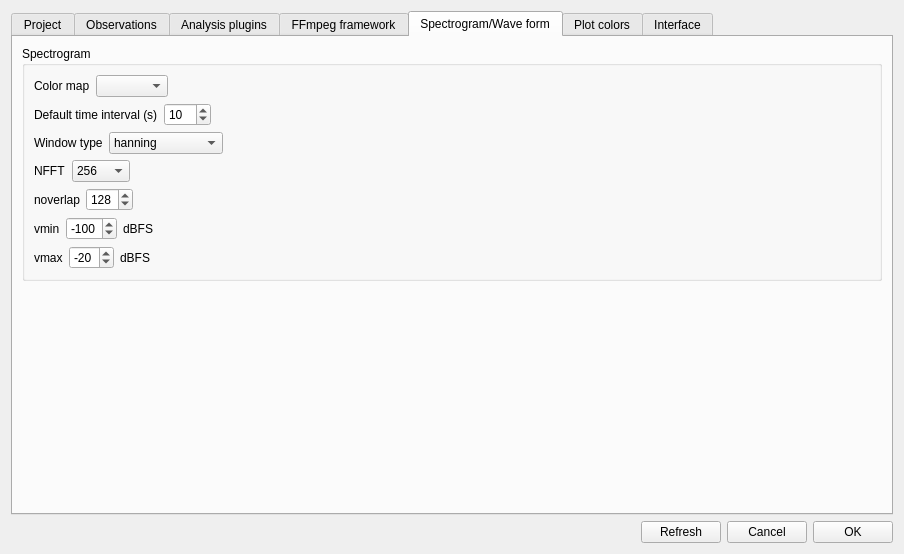
olivierfriard/BORIS, file boris/preferences.ui: the form before one commit.
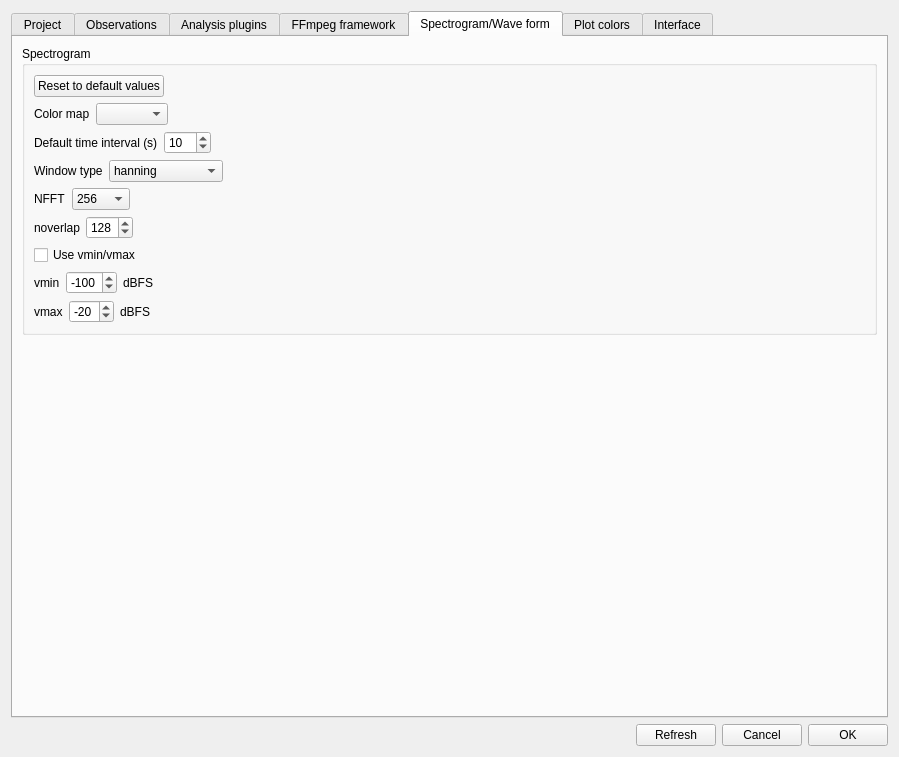
The form after the commit. The open tabs and pages were chosen to show the change.

Commit message: improved spectrogram parameters: implemented rest values

Patch:
```diff
--- a/boris/preferences.ui
+++ b/boris/preferences.ui
@@ -9,8 +9,8 @@
    <rect>
     <x>0</x>
     <y>0</y>
-    <width>904</width>
-    <height>554</height>
+    <width>899</width>
+    <height>757</height>
    </rect>
   </property>
   <property name="windowTitle">
@@ -513,6 +513,30 @@
             <string>Spectrogram</string>
            </property>
            <layout class="QVBoxLayout" name="verticalLayout_8">
+            <item>
+             <layout class="QHBoxLayout" name="horizontalLayout_24">
+              <item>
+               <widget class="QPushButton" name="pb_reset_spectro_values">
+                <property name="text">
+                 <string>Reset to default values</string>
+                </property>
+               </widget>
+              </item>
+              <item>
+               <spacer name="horizontalSpacer_9">
+                <property name="orientation">
+                 <enum>Qt::Orientation::Horizontal</enum>
+                </property>
+                <property name="sizeHint" stdset="0">
+                 <size>
+                  <width>40</width>
+                  <height>20</height>
+                 </size>
+                </property>
+               </spacer>
+              </item>
+             </layout>
+            </item>
             <item>
              <layout class="QHBoxLayout" name="horizontalLayout_7">
               <item>
@@ -705,6 +729,30 @@
               </item>
              </layout>
             </item>
+            <item>
+             <layout class="QHBoxLayout" name="horizontalLayout_25">
+              <item>
+               <widget class="QCheckBox" name="cb_use_vmin_vmax">
+                <property name="text">
+                 <string>Use vmin/vmax</string>
+                </property>
+               </widget>
+              </item>
+              <item>
+               <spacer name="horizontalSpacer_10">
+                <property name="orientation">
+                 <enum>Qt::Orientation::Horizontal</enum>
+                </property>
+                <property name="sizeHint" stdset="0">
+                 <size>
+                  <width>40</width>
+                  <height>20</height>
+                 </size>
+                </property>
+               </spacer>
+              </item>
+             </layout>
+            </item>
             <item>
              <layout class="QHBoxLayout" name="horizontalLayout_21">
               <item>
```
Left out of the diff: 10 changed lines with no effect on the pictures. The commit also changes 5 other files.
